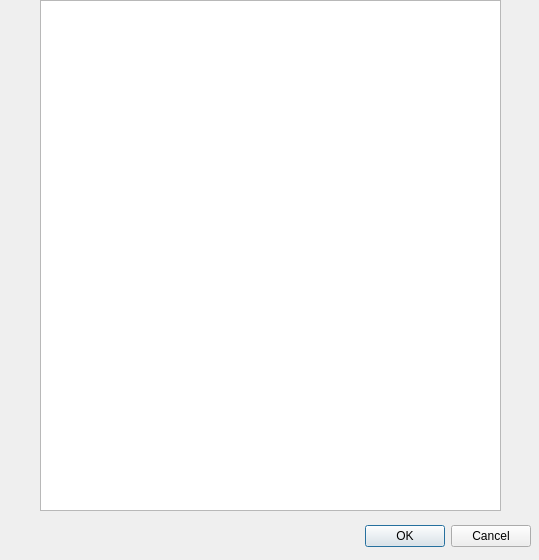
First picture: the form in UI/UIFiles/edition.ui, repository celiacintas/popeye, before the edit.
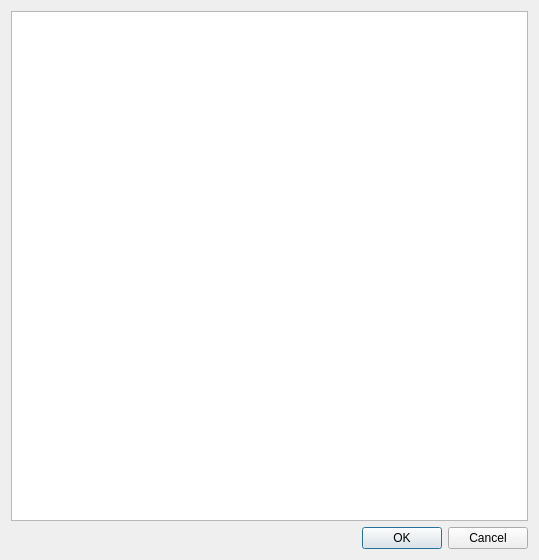
Second picture: the form after the edit.

```diff
--- a/UI/UIFiles/edition.ui
+++ b/UI/UIFiles/edition.ui
@@ -13,15 +13,14 @@
   <property name="windowTitle">
    <string>Dialog</string>
   </property>
+  <layout class="QHBoxLayout" name="horizontalLayout">
+   <item>
+    <layout class="QVBoxLayout" name="verticalLayout">
+     <item>
+      <widget class="QGraphicsView" name="graphicsView"/>
+     </item>
+     <item>
   <widget class="QDialogButtonBox" name="buttonBox">
-   <property name="geometry">
-    <rect>
-     <x>190</x>
-     <y>520</y>
-     <width>341</width>
-     <height>32</height>
-    </rect>
-   </property>
    <property name="orientation">
     <enum>Qt::Horizontal</enum>
    </property>
@@ -29,16 +28,10 @@
     <set>QDialogButtonBox::Cancel|QDialogButtonBox::Ok</set>
    </property>
   </widget>
-  <widget class="QGraphicsView" name="graphicsView">
-   <property name="geometry">
-    <rect>
-     <x>40</x>
-     <y>0</y>
-     <width>461</width>
-     <height>511</height>
-    </rect>
-   </property>
-  </widget>
+     </item>
+    </layout>
+   </item>
+  </layout>
  </widget>
  <resources/>
  <connections>
```
Lines whose indentation alone changed are shown as unchanged.
